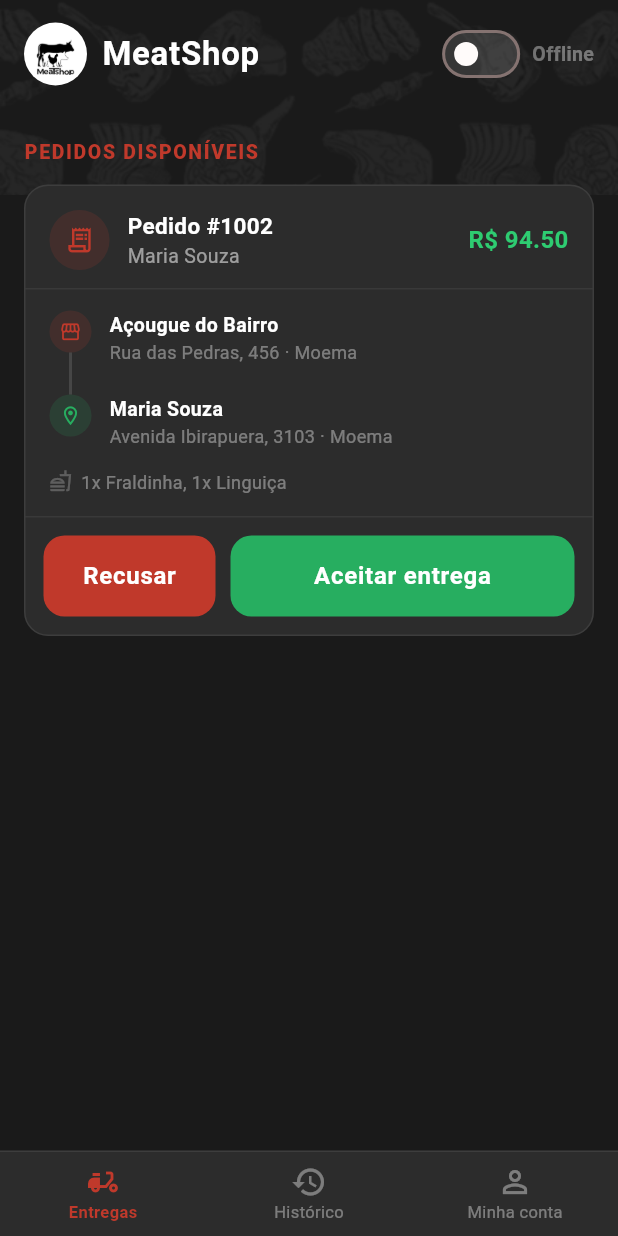
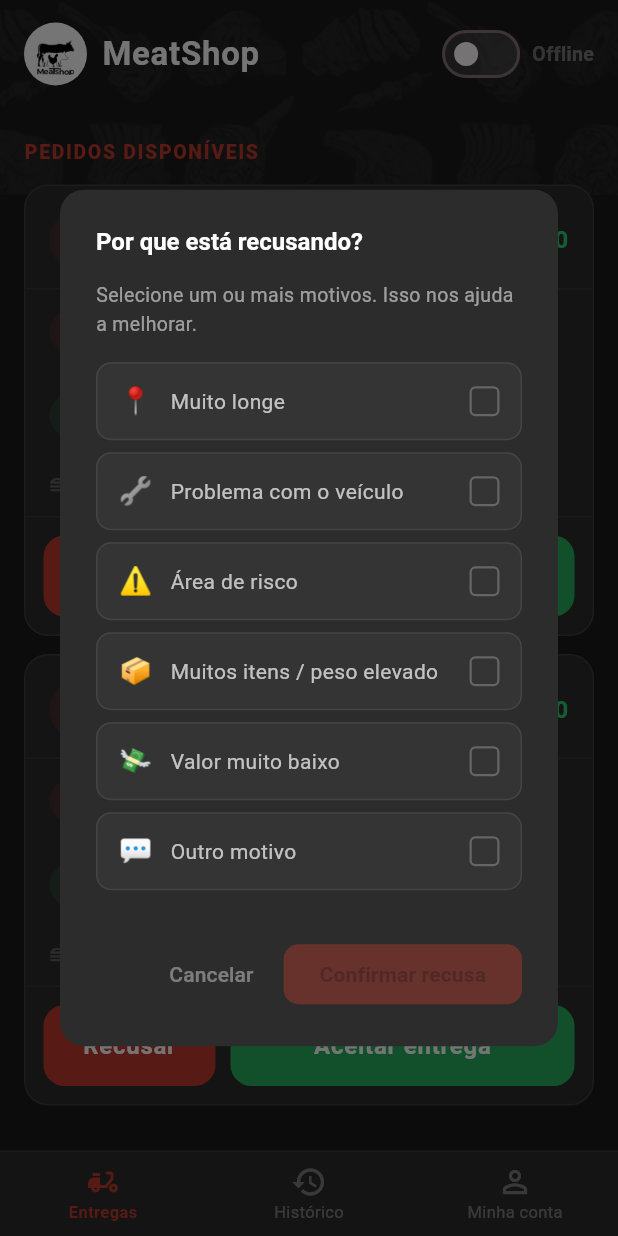
Before and after one commit to VIN1RM/meatshop-mobile, a Flutter app: the DeliveryShell screen opened by its route, after a tap on "Recusar", on a phone screen of 412 x 824 dp. Run offline on Flutter 3.47's test engine with Material 3 defaults, Android fonts, the phone set to English and light mode, and no system bars; our stand-ins replace image_picker, package_info_plus.

Commit message:
feat(delivery): add multi-select rejection dialog with reason tracking and project structure refactor
- Extract DeliveryOrder model to delivery_order_model.dart
- Extract delivery enums (DeliveryAvailability, DeliveryOrderStatus, DeliveryStep, OrderRejectionReason) to delivery_enums.dart
- Add RejectOrderDialog with multi-select support via Set<OrderRejectionReason>
- Update rejectOrder() to accept List<OrderRejectionReason> instead of single reason
- Update reject button counter label to reflect number of selected reasons
- Replace checkbox icon with animated custom checkbox tile in ReasonTile
- Fix missing imports across order_card_widget, active_delivery_screen, delivery_history_screen and deliveries_screen after model/enum extraction
- Replace all withOpacity() calls with withValues(alpha:) in delivery_history_screen

```diff
--- /dev/null
+++ b/lib/core/enums/delivery_enums.dart
@@ -0,0 +1,48 @@
+enum DeliveryAvailability { available, unavailable }
+
+enum DeliveryOrderStatus { waiting, onTheWay, delivered }
+
+enum DeliveryStep { pickup, delivering }
+
+enum OrderRejectionReason {
+  tooFar,
+  vehicleIssue,
+  dangerousArea,
+  tooManyItems,
+  lowValue,
+  other;
+
+  String get label {
+    switch (this) {
+      case OrderRejectionReason.tooFar:
+        return 'Muito longe';
+      case OrderRejectionReason.vehicleIssue:
+        return 'Problema com o veículo';
+      case OrderRejectionReason.dangerousArea:
+        return 'Área de risco';
+      case OrderRejectionReason.tooManyItems:
+        return 'Muitos itens / peso elevado';
+      case OrderRejectionReason.lowValue:
+        return 'Valor muito baixo';
+      case OrderRejectionReason.other:
+        return 'Outro motivo';
+    }
+  }
+
+  String get icon {
+    switch (this) {
+      case OrderRejectionReason.tooFar:
+        return '📍';
+      case OrderRejectionReason.vehicleIssue:
+        return '🔧';
+      case OrderRejectionReason.dangerousArea:
+        return '⚠️';
+      case OrderRejectionReason.tooManyItems:
+        return '📦';
+      case OrderRejectionReason.lowValue:
+        return '💸';
+      case OrderRejectionReason.other:
+        return '💬';
+    }
+  }
+}
--- /dev/null
+++ b/lib/models/delivery_order_model.dart
@@ -0,0 +1,34 @@
+import 'package:meatshop_mobile/core/enums/delivery_enums.dart';
+import 'package:meatshop_mobile/models/address_model.dart';
+
+class DeliveryOrder {
+  final int id;
+  final String clientName;
+  final AddressModel address;
+  final String unitName;
+  final AddressModel unitAddress;
+  final String items;
+  final double total;
+  final double? destLat;
+  final double? destLng;
+  final double? unitLat;
+  final double? unitLng;
+  DeliveryOrderStatus status;
+  DeliveryStep step;
+
+  DeliveryOrder({
+    required this.id,
+    required this.clientName,
+    required this.address,
+    required this.unitName,
+    required this.unitAddress,
+    required this.items,
+    required this.total,
+    this.destLat,
+    this.destLng,
+    this.unitLat,
+    this.unitLng,
+    this.status = DeliveryOrderStatus.waiting,
+    this.step = DeliveryStep.pickup,
+  });
+}
--- a/lib/providers/delivery/delivery_provider.dart
+++ b/lib/providers/delivery/delivery_provider.dart
@@ -1,44 +1,8 @@
 import 'package:flutter/material.dart';
+import 'package:meatshop_mobile/core/enums/delivery_enums.dart';
 import 'package:meatshop_mobile/models/address_model.dart';
+import 'package:meatshop_mobile/models/delivery_order_model.dart';
 import 'package:meatshop_mobile/routes/app_routes.dart';
-
-enum DeliveryAvailability { available, unavailable }
-
-enum DeliveryOrderStatus { waiting, onTheWay, delivered }
-
-enum DeliveryStep { pickup, delivering }
-
-class DeliveryOrder {
-  final int id;
-  final String clientName;
-  final AddressModel address;
-  final String unitName;
-  final AddressModel unitAddress;
-  final String items;
-  final double total;
-  final double? destLat;
-  final double? destLng;
-  final double? unitLat;
-  final double? unitLng;
-  DeliveryOrderStatus status;
-  DeliveryStep step;
-
-  DeliveryOrder({
-    required this.id,
-    required this.clientName,
-    required this.address,
-    required this.unitName,
-    required this.unitAddress,
-    required this.items,
-    required this.total,
-    this.destLat,
-    this.destLng,
-    this.unitLat,
-    this.unitLng,
-    this.status = DeliveryOrderStatus.waiting,
-    this.step = DeliveryStep.pickup,
-  });
-}
 
 class DeliveryProvider extends ChangeNotifier {
   DeliveryAvailability _availability = DeliveryAvailability.unavailable;
@@ -222,9 +186,16 @@ class DeliveryProvider extends ChangeNotifier {
     notifyListeners();
   }
 
-  Future<void> rejectOrder(int orderId) async {
+  Future<void> rejectOrder(
+    int orderId,
+    List<OrderRejectionReason> reasons,
+  ) async {
     _isLoading = true;
     notifyListeners();
+
+    debugPrint(
+      'Pedido $orderId recusado. Motivos: ${reasons.map((r) => r.label).join(', ')}',
+    );
 
     await Future.delayed(const Duration(milliseconds: 500));
 
--- /dev/null
+++ b/lib/ui/dialogs/reject_order_dialog.dart
@@ -0,0 +1,163 @@
+import 'package:flutter/material.dart';
+import 'package:meatshop_mobile/core/enums/delivery_enums.dart';
+
+class RejectOrderDialog extends StatefulWidget {
+  const RejectOrderDialog({super.key});
+
+  static Future<List<OrderRejectionReason>?> show(BuildContext context) {
+    return showDialog<List<OrderRejectionReason>>(
+      context: context,
+      builder: (_) => const RejectOrderDialog(),
+    );
+  }
+
+  @override
+  State<RejectOrderDialog> createState() => _RejectOrderDialogState();
+}
+
+class _RejectOrderDialogState extends State<RejectOrderDialog> {
+  final Set<OrderRejectionReason> _selected = {};
+
+  @override
+  Widget build(BuildContext context) {
+    return AlertDialog(
+      backgroundColor: const Color(0xFF2C2C2C),
+      shape: RoundedRectangleBorder(borderRadius: BorderRadius.circular(16)),
+      title: const Text(
+        'Por que está recusando?',
+        style: TextStyle(
+          color: Colors.white,
+          fontWeight: FontWeight.bold,
+          fontSize: 16,
+        ),
+      ),
+      content: SizedBox(
+        width: double.maxFinite,
+        child: Column(
+          mainAxisSize: MainAxisSize.min,
+          children: [
+            const Text(
+              'Selecione um ou mais motivos. Isso nos ajuda a melhorar.',
+              style: TextStyle(color: Colors.white54, fontSize: 13),
+            ),
+            const SizedBox(height: 16),
+            ...OrderRejectionReason.values.map(
+              (reason) => _ReasonTile(
+                reason: reason,
+                isSelected: _selected.contains(reason),
+                onTap: () => setState(() {
+                  if (_selected.contains(reason)) {
+                    _selected.remove(reason);
+                  } else {
+                    _selected.add(reason);
+                  }
+                }),
+              ),
+            ),
+          ],
+        ),
+      ),
+      actions: [
+        TextButton(
+          onPressed: () => Navigator.pop(context),
+          child: const Text(
+            'Cancelar',
+            style: TextStyle(color: Colors.white38),
+          ),
+        ),
+        ElevatedButton(
+          onPressed: _selected.isEmpty
+              ? null
+              : () => Navigator.pop(context, _selected.toList()),
+          style: ElevatedButton.styleFrom(
+            backgroundColor: const Color(0xFFC0392B),
+            foregroundColor: Colors.white,
+            disabledBackgroundColor: const Color(
+              0xFFC0392B,
+            ).withValues(alpha: 0.4),
+            elevation: 0,
+            shape: RoundedRectangleBorder(
+              borderRadius: BorderRadius.circular(10),
+            ),
+          ),
+          child: Text(
+            _selected.isEmpty
+                ? 'Confirmar recusa'
+                : 'Confirmar (${_selected.length})',
+            style: const TextStyle(fontWeight: FontWeight.bold),
+          ),
+        ),
+      ],
+    );
+  }
+}
+
+class _ReasonTile extends StatelessWidget {
+  const _ReasonTile({
+    required this.reason,
+    required this.isSelected,
+    required this.onTap,
+  });
+
+  final OrderRejectionReason reason;
+  final bool isSelected;
+  final VoidCallback onTap;
+
+  @override
+  Widget build(BuildContext context) {
+    return GestureDetector(
+      onTap: onTap,
+      child: AnimatedContainer(
+        duration: const Duration(milliseconds: 180),
+        margin: const EdgeInsets.only(bottom: 8),
+        padding: const EdgeInsets.symmetric(horizontal: 14, vertical: 12),
+        decoration: BoxDecoration(
+          color: isSelected
+              ? const Color(0xFFC0392B).withValues(alpha: 0.15)
+              : Colors.white.withValues(alpha: 0.04),
+          borderRadius: BorderRadius.circular(10),
+          border: Border.all(
+            color: isSelected
+                ? const Color(0xFFC0392B).withValues(alpha: 0.6)
+                : Colors.white.withValues(alpha: 0.08),
+            width: isSelected ? 1.5 : 1,
+          ),
+        ),
+        child: Row(
+          children: [
+            Text(reason.icon, style: const TextStyle(fontSize: 18)),
+            const SizedBox(width: 12),
+            Expanded(
+              child: Text(
+                reason.label,
+                style: TextStyle(
+                  color: isSelected ? Colors.white : Colors.white70,
+                  fontSize: 14,
+                  fontWeight: isSelected ? FontWeight.w600 : FontWeight.normal,
+                ),
+              ),
+            ),
+            AnimatedContainer(
+              duration: const Duration(milliseconds: 180),
+              width: 20,
+              height: 20,
+              decoration: BoxDecoration(
+                color: isSelected
+                    ? const Color(0xFFC0392B)
+                    : Colors.transparent,
+                border: Border.all(
+                  color: isSelected ? const Color(0xFFC0392B) : Colors.white24,
+                  width: 1.5,
+                ),
+                borderRadius: BorderRadius.circular(4),
+              ),
+              child: isSelected
+                  ? const Icon(Icons.check, color: Colors.white, size: 14)
+                  : null,
+            ),
+          ],
+        ),
+      ),
+    );
+  }
+}
--- a/lib/ui/screens/delivery/active_delivery_screen.dart
+++ b/lib/ui/screens/delivery/active_delivery_screen.dart
@@ -1,4 +1,5 @@
 import 'package:flutter/material.dart';
+import 'package:meatshop_mobile/core/enums/delivery_enums.dart';
 import 'package:meatshop_mobile/providers/delivery/delivery_provider.dart';
 import 'package:meatshop_mobile/routes/app_routes.dart';
 import 'package:meatshop_mobile/ui/widgets/buttons_widget.dart';
--- a/lib/ui/screens/delivery/deliveries_screen.dart
+++ b/lib/ui/screens/delivery/deliveries_screen.dart
@@ -1,7 +1,8 @@
 import 'package:flutter/material.dart';
 import 'package:meatshop_mobile/providers/delivery/delivery_provider.dart';
+import 'package:meatshop_mobile/ui/screens/delivery/active_delivery_screen.dart';
+import 'package:meatshop_mobile/ui/dialogs/reject_order_dialog.dart';
 import 'package:meatshop_mobile/ui/widgets/order_card_widget.dart';
-import 'package:meatshop_mobile/ui/screens/delivery/active_delivery_screen.dart';
 import 'package:provider/provider.dart';
 
 class DeliveriesTab extends StatelessWidget {
@@ -160,7 +161,12 @@ class DeliveriesTab extends StatelessWidget {
                 order: order,
                 isLoading: provider.isLoading,
                 onAccept: () => provider.acceptOrder(order),
-                onReject: () => provider.rejectOrder(order.id),
+                onReject: () async {
+                  final reasons = await RejectOrderDialog.show(context);
+                  if (reasons != null && reasons.isNotEmpty) {
+                    provider.rejectOrder(order.id, reasons);
+                  }
+                },
               );
             },
           ),
--- a/lib/ui/screens/delivery/delivery_history_screen.dart
+++ b/lib/ui/screens/delivery/delivery_history_screen.dart
@@ -1,4 +1,5 @@
 import 'package:flutter/material.dart';
+import 'package:meatshop_mobile/models/delivery_order_model.dart';
 import 'package:meatshop_mobile/providers/delivery/delivery_provider.dart';
 import 'package:provider/provider.dart';
 
@@ -182,7 +183,7 @@ class _HistoryCard extends StatelessWidget {
                   const SizedBox(width: 6),
                   Expanded(
                     child: Text(
-          order.address.fullAddress,
+                      order.address.fullAddress,
                       style: const TextStyle(
                         color: Colors.white38,
                         fontSize: 12,
--- a/lib/ui/widgets/order_card_widget.dart
+++ b/lib/ui/widgets/order_card_widget.dart
@@ -1,5 +1,5 @@
 import 'package:flutter/material.dart';
-import 'package:meatshop_mobile/providers/delivery/delivery_provider.dart';
+import 'package:meatshop_mobile/models/delivery_order_model.dart';
 
 class OrderCardWidget extends StatelessWidget {
   const OrderCardWidget({
```
Also changed, not shown: 6 other files.
